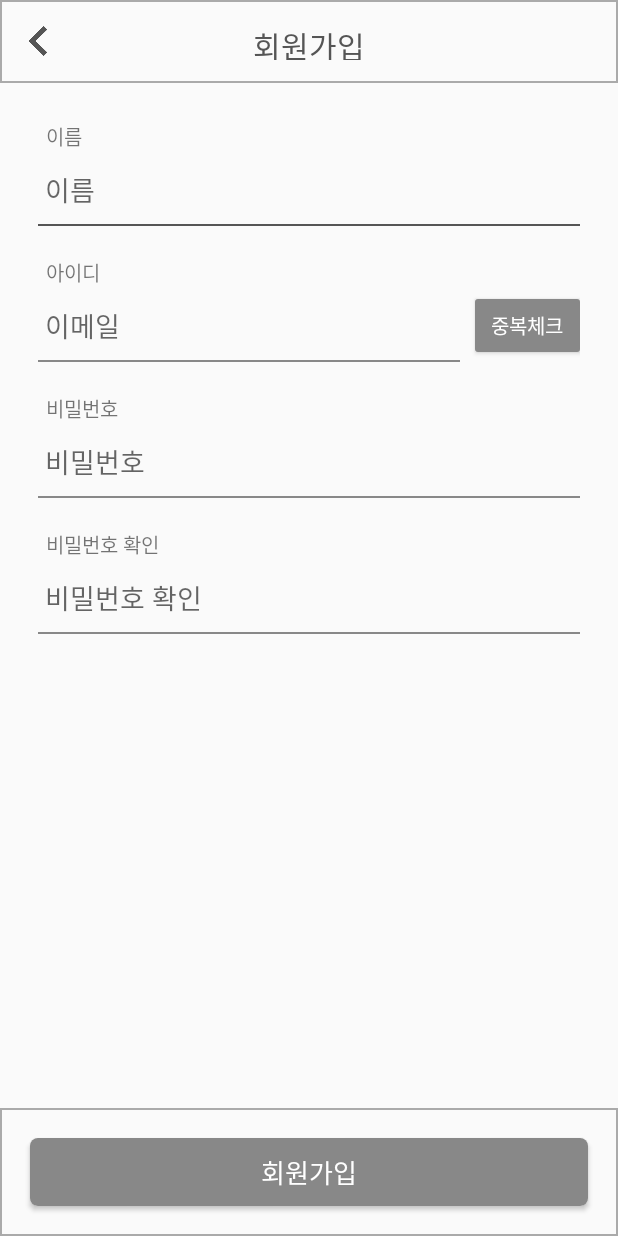
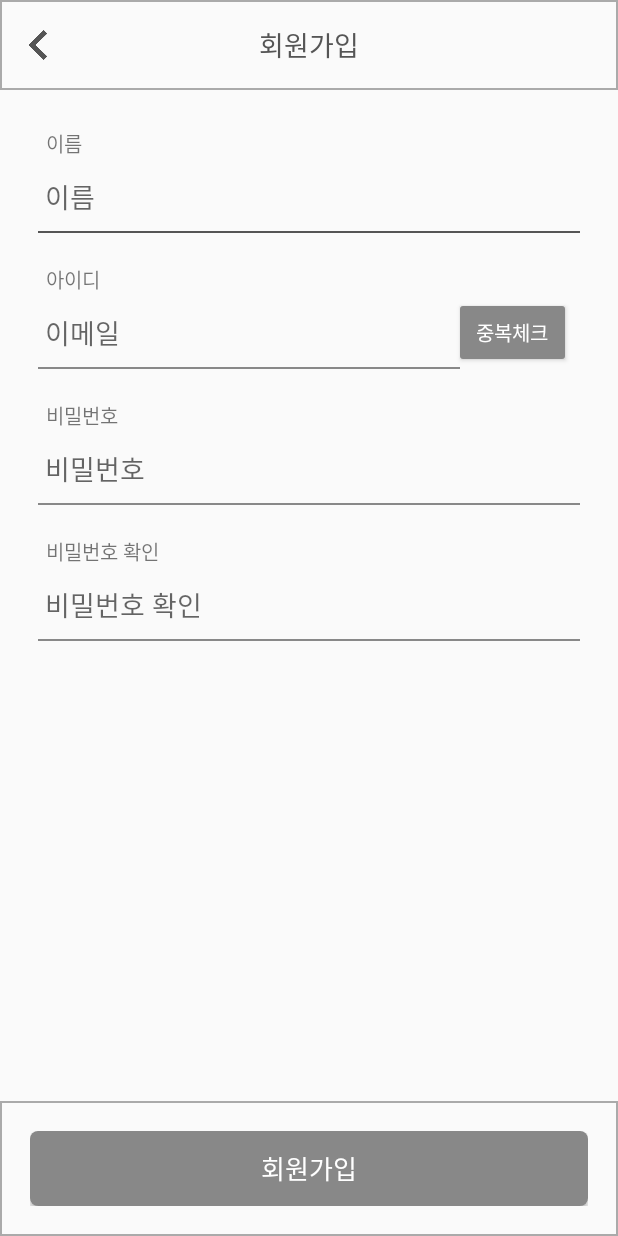
Before and after one commit to wishJinit/InColor, an Android app: the screen it shows after launch (SignupActivity), after a tap on "회원가입", on a phone screen of 412 x 824 dp. Run offline under Robolectric (Android 15) with nearby library versions, the phone set to English and light mode, and no system bars; our stand-ins replace Firebase (no records; nobody signed in at launch, a user with empty details on screens opened directly), data binding; 1 statement that could not run was skipped.

Commit message:
[Style] : 회원가입, 비밀번호 찾기 activity 리팩토링
- viewModel di 처리
- mvvm아키텍처에 맞게 구조 수정
- xml 수정

```diff
--- a/app/src/main/java/com/yujin/inColor/Base/BaseViewModel.kt
+++ b/app/src/main/java/com/yujin/inColor/Base/BaseViewModel.kt
@@ -2,6 +2,4 @@ package com.yujin.inColor.Base
 
 import androidx.lifecycle.ViewModel
 
-open class BaseViewModel: ViewModel(){
-
-}
+open class BaseViewModel: ViewModel()
--- a/app/src/main/java/com/yujin/inColor/di/Module.kt
+++ b/app/src/main/java/com/yujin/inColor/di/Module.kt
@@ -1,3 +1,3 @@
 package com.yujin.inColor.di
 
-val moduleList = arrayListOf(viewModelModule)
+val moduleList = arrayListOf(repositoryModule, viewModelModule)
--- /dev/null
+++ b/app/src/main/java/com/yujin/inColor/di/RepositoryModule.kt
@@ -0,0 +1,8 @@
+package com.yujin.inColor.di
+
+import com.yujin.inColor.Model.FirebaseService
+import org.koin.dsl.module
+
+val repositoryModule = module {
+    single { FirebaseService() }
+}
--- a/app/src/main/java/com/yujin/inColor/di/ViewModelModule.kt
+++ b/app/src/main/java/com/yujin/inColor/di/ViewModelModule.kt
@@ -7,7 +7,7 @@ import org.koin.dsl.module
 
 val viewModelModule = module {
     viewModel {
-        MemberViewModel()
+        MemberViewModel(get())
     }
     viewModel {
         DiaryViewModel()
--- a/app/src/main/java/com/yujin/inColor/view/SignupActivity.kt
+++ b/app/src/main/java/com/yujin/inColor/view/SignupActivity.kt
@@ -3,50 +3,23 @@ package com.yujin.inColor.view
 import android.view.View
 import android.widget.Toast
 import androidx.lifecycle.Observer
-import androidx.lifecycle.ViewModelProviders
 import com.yujin.inColor.Base.BaseActivity
 import com.yujin.inColor.R
 import com.yujin.inColor.util.ConfirmUtil
 import com.yujin.inColor.viewModel.MemberViewModel
 import com.yujin.inColor.databinding.ActivitySignupBinding
 import kotlinx.android.synthetic.main.activity_signup.*
+import org.koin.androidx.viewmodel.ext.android.viewModel
 
 class SignupActivity : BaseActivity<ActivitySignupBinding, MemberViewModel>() {
-    override lateinit var viewModel: MemberViewModel
+    override val viewModel by viewModel<MemberViewModel>()
     override val layoutResourceId: Int
         get() = R.layout.activity_signup
 
     private var isCheckEmail = false
 
-    override fun initSetting() {
-        viewModel = ViewModelProviders.of(this)[MemberViewModel::class.java]
-        viewModel.resetResult()
-    }
-
-    override fun setDataBinding() {
-        viewModel.signUpResult.observe(this, Observer { result ->
-            enableSignUpButton()
-            hideProgressBar()
-
-            if (result == 1) {
-                Toast.makeText(this, "회원가입 성공", Toast.LENGTH_SHORT).show()
-                finish()
-            } else if (result == 0) {
-                Toast.makeText(this, "회원가입 실패", Toast.LENGTH_SHORT).show()
-            }
-        })
-        viewModel.checkEmailResult.observe(this, Observer { result ->
-            hideProgressBar()
-            enableCheckEmailButton()
-            if (result == 1) {
-                check_email_result_text_view.setText(R.string.notify_unable_sign_up)
-                isCheckEmail = false
-            } else if (result == 0) {
-                check_email_result_text_view.setText(R.string.notify_able_sign_up)
-                isCheckEmail = true
-            }
-        })
-    }
+    override fun initSetting() {}
+    override fun setDataBinding() {}
 
     override fun afterDataBinding() {
         setEventListener()
@@ -85,7 +58,17 @@ class SignupActivity : BaseActivity<ActivitySignupBinding, MemberViewModel>() {
                 showProgressBar()
                 disableCheckEmailButton()
 
-                viewModel.checkEmail(id)
+                viewModel.checkEmail(id, {
+                    hideProgressBar()
+                    enableCheckEmailButton()
+                    check_email_result_text_view.setText(R.string.notify_able_sign_up)
+                    isCheckEmail = true
+                }, {
+                    hideProgressBar()
+                    enableCheckEmailButton()
+                    check_email_result_text_view.setText(R.string.notify_unable_sign_up)
+                    isCheckEmail = false
+                })
             }
         }
 
@@ -104,7 +87,14 @@ class SignupActivity : BaseActivity<ActivitySignupBinding, MemberViewModel>() {
         val id = id_edit_text.text.toString()
         val pw = pw_edit_text.text.toString()
 
-        viewModel.signUp(name, id, pw)
+        viewModel.signUp(name, id, pw, {
+            Toast.makeText(this, "회원가입 성공", Toast.LENGTH_SHORT).show()
+            finish()
+        }, {
+            enableSignUpButton()
+            hideProgressBar()
+            Toast.makeText(this, "회원가입 실패", Toast.LENGTH_SHORT).show()
+        })
     }
 
     private fun enableCheckEmailButton(){
--- a/app/src/main/java/com/yujin/inColor/viewModel/MemberViewModel.kt
+++ b/app/src/main/java/com/yujin/inColor/viewModel/MemberViewModel.kt
@@ -13,15 +13,7 @@ import com.yujin.inColor.Model.SaveSharedPreference
 import java.util.*
 
 
-class MemberViewModel : BaseViewModel(){
-    private val firebaseService = FirebaseService()
-
-    companion object {
-        const val success = 1
-        const val fail = 0
-        const val default = -1
-    }
-
+class MemberViewModel(private val firebaseService: FirebaseService) : BaseViewModel(){
     private val _userVO = MutableLiveData<UserVO>()
     val userVO: LiveData<UserVO>
         get() = _userVO
@@ -30,35 +22,17 @@ class MemberViewModel : BaseViewModel(){
     val diaryDocuments: LiveData<QuerySnapshot>
         get() = _diaryDocuments
 
-    private val _signUpResult = MutableLiveData<Int>()
-    val signUpResult: LiveData<Int>
-        get() = _signUpResult
 
-    private val _sendEmailResult = MutableLiveData<Int>()
-    val sendEmailResult: LiveData<Int>
-        get() = _sendEmailResult
-
-    private val _checkEmailResult = MutableLiveData<Int>()
-    val checkEmailResult: LiveData<Int>
-        get() = _checkEmailResult
-
-    fun resetResult(){
-        _signUpResult.value = default
-        _sendEmailResult.value = default
-        _checkEmailResult.value = default
-    }
-
-    fun signUp(name:String, email:String, pw:String){
+    fun signUp(name:String, email:String, pw:String, success: () -> Unit, fail: () -> Unit){
         firebaseService.createUser(name, email, pw)
             .addOnCompleteListener {
-                _signUpResult.value =
-                    when (it.isSuccessful) {
-                        true -> {
-                            firebaseService.setName(name)
-                            success
-                        }
-                        false -> fail
+                when (it.isSuccessful) {
+                    true -> {
+                        firebaseService.setName(name)
+                        success()
                     }
+                    false -> fail()
+                }
             }
     }
 
@@ -76,28 +50,27 @@ class MemberViewModel : BaseViewModel(){
             }
     }
 
-    fun sendPasswordResetEmail(email:String){
+    fun sendPasswordResetEmail(email:String, success: () -> Unit, fail: () -> Unit){
         firebaseService.sendPasswordResetEmail(email)
             .addOnCompleteListener {
-                _sendEmailResult.value = when(it.isSuccessful) {
-                    true -> success
-                    false -> fail
+                when(it.isSuccessful) {
+                    true -> success()
+                    false -> fail()
                 }
             }
     }
 
-    fun checkEmail(email:String){
+    fun checkEmail(email:String, success: () -> Unit, fail: () -> Unit){
         firebaseService.checkEmail(email)
             .addOnCompleteListener {
-                _checkEmailResult.value =
                     if (it.isSuccessful) {
                         if (it.result?.signInMethods?.contains(EmailAuthProvider.EMAIL_PASSWORD_SIGN_IN_METHOD) == true) {
-                            success
+                            success()
                         } else {
-                            fail
+                            fail()
                         }
                     } else {
-                        fail
+                        fail()
                     }
             }
     }
--- a/app/src/main/res/layout/activity_signup.xml
+++ b/app/src/main/res/layout/activity_signup.xml
@@ -4,17 +4,20 @@
     xmlns:tools="http://schemas.android.com/tools"
     tools:context=".view.SignupActivity">
 
-    <RelativeLayout
+    <androidx.constraintlayout.widget.ConstraintLayout
         android:layout_width="match_parent"
         android:layout_height="match_parent">
 
         <RelativeLayout
             android:id="@+id/top_layout_signup"
-            android:layout_alignParentTop="true"
             android:layout_width="match_parent"
-            android:layout_height="55dp"
+            android:layout_height="0dp"
             android:padding="15dp"
-            android:background="@drawable/border_bottom">
+            android:background="@drawable/border_bottom"
+            app:layout_constraintHeight_percent="0.07"
+            app:layout_constraintTop_toTopOf="parent"
+            app:layout_constraintHeight_default="spread"
+            app:layout_constraintHeight_min="60dp">
             <Button
                 android:id="@+id/back_btn"
                 android:layout_width="20dp"
@@ -25,21 +28,21 @@
                 android:layout_width="wrap_content"
                 android:layout_height="wrap_content"
                 android:text="@string/sign_up"
-                android:textSize="20dp"
+                android:textSize="18sp"
                 android:textColor="@color/colorDarkGray"
                 android:layout_centerInParent="true"/>
         </RelativeLayout>
 
         <ScrollView
             android:layout_width="match_parent"
-            android:layout_height="wrap_content"
-            android:layout_below="@id/top_layout_signup"
-            android:layout_above="@id/bottom_layout_signup"
-            android:padding="15dp">
+            android:layout_height="0dp"
+            android:padding="15dp"
+            app:layout_constraintTop_toBottomOf="@id/top_layout_signup"
+            app:layout_constraintBottom_toTopOf="@id/bottom_layout_signup">
 
             <LinearLayout
                 android:layout_width="match_parent"
-                android:layout_height="match_parent"
+                android:layout_height="wrap_content"
                 android:orientation="vertical">
 
                 <LinearLayout
@@ -79,17 +82,17 @@
                             android:id="@+id/id_edit_text"
                             android:layout_width="wrap_content"
                             android:layout_height="50dp"
-                            android:layout_alignParentLeft="true"
-                            android:layout_toLeftOf="@+id/check_email_btn"
+                            android:layout_alignParentStart="true"
+                            android:layout_toStartOf="@+id/check_email_btn"
                             style="@style/EmailEditText"/>
 
                         <Button
                             android:id="@+id/check_email_btn"
                             android:layout_width="70dp"
                             android:layout_height="35dp"
-                            android:layout_alignParentRight="true"
+                            android:layout_alignParentEnd="true"
                             android:layout_centerVertical="true"
-                            android:layout_marginLeft="10dp"
+                            android:layout_marginEnd="10dp"
                             android:text="@string/check_email"
                             style="@style/SmallCustomButton"/>
                     </RelativeLayout>
@@ -144,15 +147,18 @@
         </ScrollView>
         <RelativeLayout
             android:id="@+id/bottom_layout_signup"
-            android:layout_alignParentBottom="true"
             android:layout_width="match_parent"
-            android:layout_height="wrap_content"
-            android:background="@drawable/border_top">
+            android:layout_height="0dp"
+            android:padding="20dp"
+            android:background="@drawable/border_top"
+            app:layout_constraintHeight_percent="0.10"
+            app:layout_constraintBottom_toBottomOf="parent"
+            app:layout_constraintHeight_default="spread"
+            app:layout_constraintHeight_min="90dp">
             <Button
                 android:id="@+id/sign_up_button"
                 android:layout_width="match_parent"
-                android:layout_height="45dp"
-                android:layout_margin="20dp"
+                android:layout_height="match_parent"
                 android:text="@string/sign_up"
                 style="@style/CustomButton" />
         </RelativeLayout>
@@ -160,8 +166,12 @@
             android:id="@+id/progressBar"
             android:layout_width="80dp"
             android:layout_height="80dp"
-            android:layout_centerInParent="true"
             android:visibility="invisible"
+            app:layout_constraintTop_toTopOf="parent"
+            app:layout_constraintBottom_toBottomOf="parent"
+            app:layout_constraintStart_toStartOf="parent"
+            app:layout_constraintEnd_toEndOf="parent"
+            tools:visibility="visible"
             />
-    </RelativeLayout>
+    </androidx.constraintlayout.widget.ConstraintLayout>
 </layout>
--- a/app/src/main/res/values/styles.xml
+++ b/app/src/main/res/values/styles.xml
@@ -38,6 +38,7 @@
         <item name="android:textSize">17dp</item>
         <item name="android:textColor">@color/colorWhite</item>
         <item name="android:background">@drawable/confirm_button</item>
+        <item name="android:layout_gravity">center</item>
     </style>
 
     <style name="SmallCustomButton" parent="@android:style/Widget.Button">
```
Also changed, not shown: app/src/main/java/com/yujin/inColor/view/FindPasswordActivity.kt (+18 -29 lines), app/src/main/res/layout/activity_find_password.xml (+32 -20 lines).
